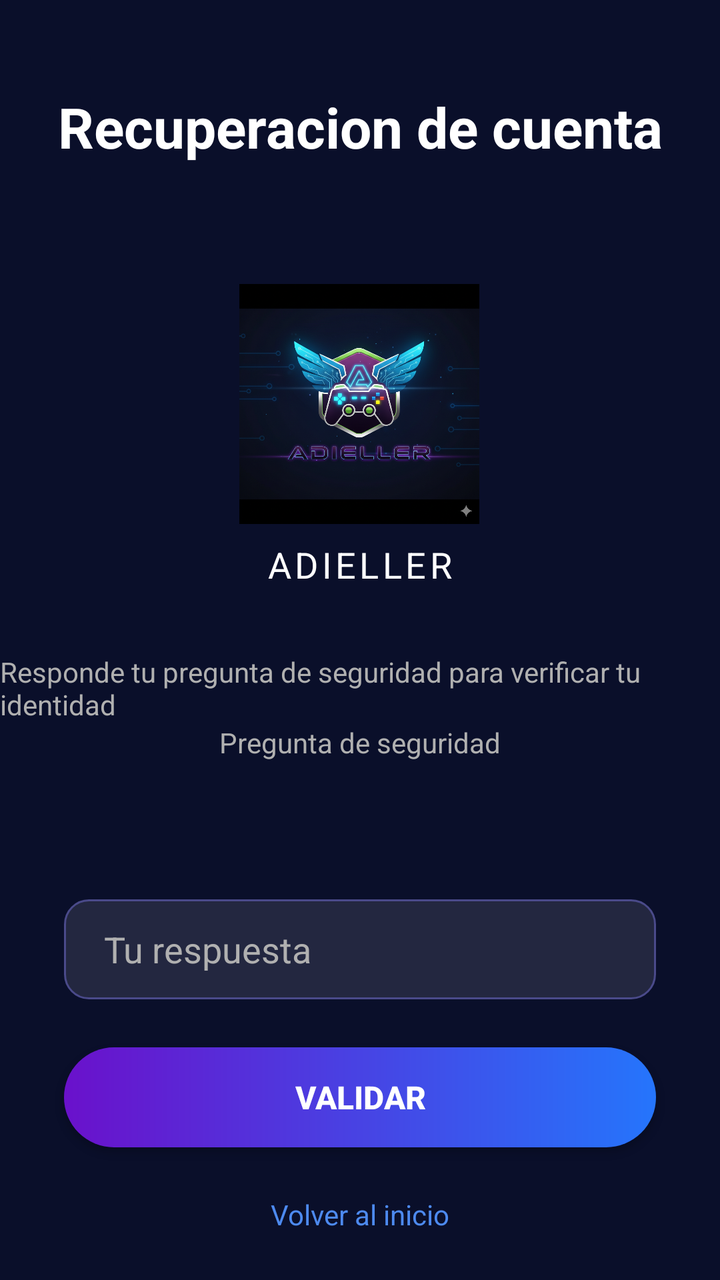
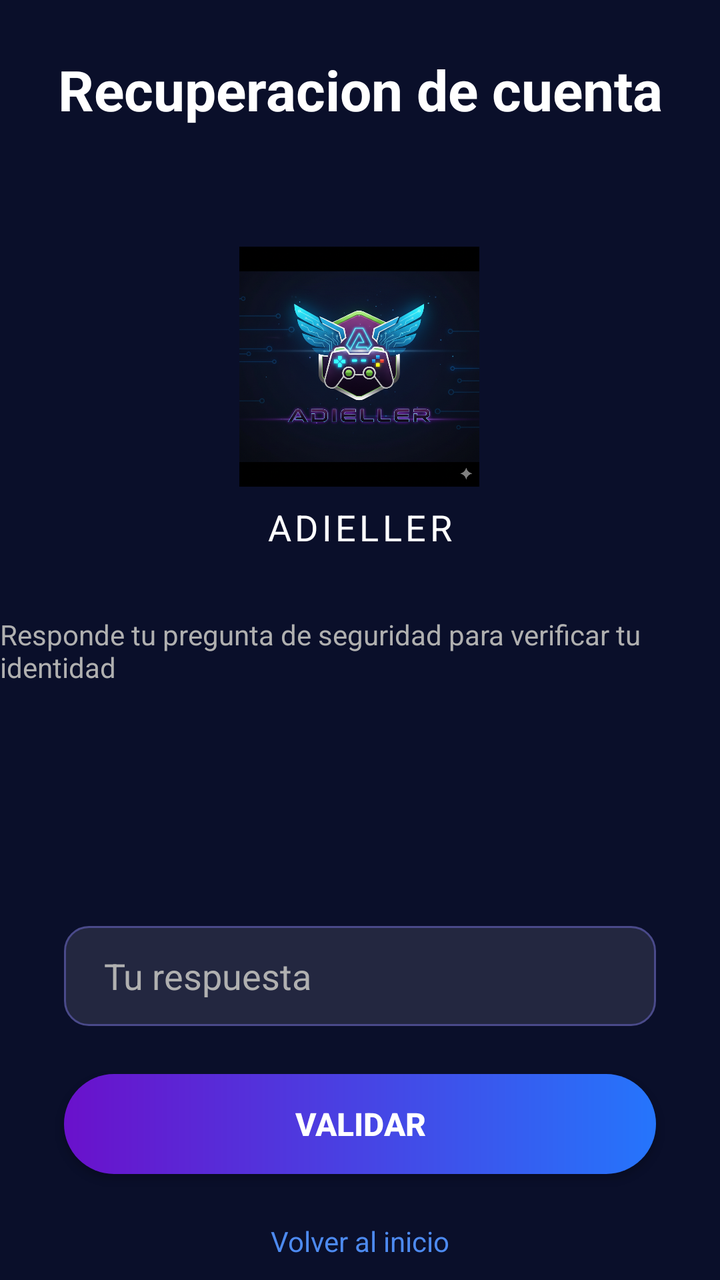

Two renders of the same Android screen: before a commit and after it. Below are the layout's source before the change and the commit's diff.
<!-- AndroidManifest.xml: application theme Theme.Practica1 -->
<!-- res/layout/reset_password.xml -->
<androidx.constraintlayout.widget.ConstraintLayout xmlns:android="http://schemas.android.com/apk/res/android"
    xmlns:app="http://schemas.android.com/apk/res-auto"
    xmlns:tools="http://schemas.android.com/tools"
    android:layout_width="match_parent"
    android:layout_height="match_parent"
    android:background="@color/colorPrimaryDark"
    tools:context=".view.ResetPassword">

    <TextView
        android:layout_width="wrap_content"
        android:layout_height="wrap_content"
        android:layout_marginBottom="60dp"
        android:text="Recuperacion de cuenta"
        android:textColor="@android:color/white"
        android:textSize="28sp"
        android:textStyle="bold"
        app:layout_constraintBottom_toTopOf="@+id/imageViewLogo"
        app:layout_constraintEnd_toEndOf="parent"
        app:layout_constraintStart_toStartOf="parent" />

    <ImageView
        android:id="@+id/imageViewLogo"
        android:layout_width="120dp"
        android:layout_height="120dp"
        android:src="@drawable/logo_adiel"
        app:layout_constraintBottom_toBottomOf="parent"
        app:layout_constraintEnd_toEndOf="parent"
        app:layout_constraintHorizontal_bias="0.498"
        app:layout_constraintStart_toStartOf="parent"
        app:layout_constraintTop_toTopOf="parent"
        app:layout_constraintVertical_bias="0.273" />

    <TextView
        android:id="@+id/textViewBrand"
        android:layout_width="wrap_content"
        android:layout_height="wrap_content"
        android:layout_marginTop="8dp"
        android:letterSpacing="0.1"
        android:text="ADIELLER"
        android:textColor="@android:color/white"
        android:textSize="18sp"
        app:layout_constraintEnd_toEndOf="parent"
        app:layout_constraintStart_toStartOf="parent"
        app:layout_constraintTop_toBottomOf="@id/imageViewLogo" />

    <TextView
        android:id="@+id/textViewInstructionsreset"
        android:layout_width="wrap_content"
        android:layout_height="wrap_content"
        android:layout_marginTop="32dp"
        android:text="Responde tu pregunta de seguridad para verificar tu identidad"
        android:textColor="@color/textColorSecondary"
        android:textSize="14sp"
        app:layout_constraintEnd_toEndOf="parent"
        app:layout_constraintStart_toStartOf="parent"
        app:layout_constraintTop_toBottomOf="@id/textViewBrand" />

    <TextView
        android:layout_width="wrap_content"
        android:layout_height="wrap_content"
        android:text="Pregunta de seguridad"
        android:textColor="@color/textColorSecondary"
        android:textSize="14sp"
        app:layout_constraintBottom_toTopOf="@+id/newpsw"
        app:layout_constraintEnd_toEndOf="parent"
        app:layout_constraintStart_toStartOf="parent"
        app:layout_constraintTop_toBottomOf="@+id/textViewInstructionsreset" />

    <EditText
        android:id="@+id/txtRespuesta"
        android:layout_width="0dp"
        android:layout_height="50dp"
        android:layout_marginStart="32dp"
        android:layout_marginTop="88dp"
        android:layout_marginEnd="32dp"
        android:background="@drawable/edit_text_background"
        android:hint="Tu respuesta"
        android:paddingStart="20dp"
        android:paddingEnd="20dp"
        android:textColor="@android:color/white"
        android:textColorHint="@color/textColorSecondary"
        app:layout_constraintEnd_toEndOf="parent"
        app:layout_constraintHorizontal_bias="0.0"
        app:layout_constraintStart_toStartOf="parent"
        app:layout_constraintTop_toBottomOf="@id/textViewInstructionsreset" />

    <androidx.appcompat.widget.AppCompatButton
        android:id="@+id/buttonValidarRespuesta"
        android:layout_width="0dp"
        android:layout_height="50dp"
        android:layout_marginStart="32dp"
        android:layout_marginTop="24dp"
        android:layout_marginEnd="32dp"
        android:background="@drawable/button_gradient_background"
        android:text="VALIDAR"
        android:textColor="@android:color/white"
        android:textSize="16sp"
        android:textStyle="bold"
        app:layout_constraintEnd_toEndOf="parent"
        app:layout_constraintStart_toStartOf="parent"
        app:layout_constraintTop_toBottomOf="@id/txtRespuesta" />

    <TextView
        android:id="@+id/textViewBackToLogin"
        android:layout_width="wrap_content"
        android:layout_height="wrap_content"
        android:layout_marginTop="24dp"
        android:text="Volver al inicio"
        android:textColor="@color/colorAccent"
        android:textSize="14sp"
        app:layout_constraintEnd_toEndOf="parent"
        app:layout_constraintStart_toStartOf="parent"
        app:layout_constraintTop_toBottomOf="@id/buttonValidarRespuesta" />

</androidx.constraintlayout.widget.ConstraintLayout>
<!-- resources referenced by this layout -->
<resources>
  <color name="colorAccent">#4D8AF0</color>
  <color name="colorPrimaryDark">#0A0F2A</color>
  <color name="textColorSecondary">#B0B0B0</color>
  <!-- drawable button_gradient_background (drawable) -->
  <shape xmlns:android="http://schemas.android.com/apk/res/android"
      android:shape="rectangle">
  
      <gradient
          android:angle="0"
          android:startColor="@color/buttonGradientStart"
          android:endColor="@color/buttonGradientEnd"
          android:type="linear" />
  
      <corners android:radius="30dp" />
  
  </shape>
  <!-- drawable edit_text_background (drawable) -->
  <shape xmlns:android="http://schemas.android.com/apk/res/android"
      android:shape="rectangle">
  
      <solid android:color="#1AFFFFFF" />
  
      <corners android:radius="12dp" />
  
      <stroke
          android:width="1dp"
          android:color="@color/editTextStrokeColor" />
  
  </shape>
  <!-- drawable logo_adiel: png bitmap (drawable, 868183 bytes) -->
  <style name="Theme.Practica1" parent="Base.Theme.Practica1" />
  <color name="buttonGradientStart">#6A11CB</color>
  <color name="buttonGradientEnd">#2575FC</color>
  <color name="editTextStrokeColor">#4A4A8A</color>
  <style name="Base.Theme.Practica1" parent="Theme.Material3.DayNight.NoActionBar">
          
          
      </style>
</resources>

<!-- the commit's change to res/layout/reset_password.xml (unified diff, before → after) -->
@@ -28,7 +28,7 @@
         app:layout_constraintHorizontal_bias="0.498"
         app:layout_constraintStart_toStartOf="parent"
         app:layout_constraintTop_toTopOf="parent"
-        app:layout_constraintVertical_bias="0.273" />
+        app:layout_constraintVertical_bias="0.237" />
 
     <TextView
         android:id="@+id/textViewBrand"
@@ -56,9 +56,11 @@
         app:layout_constraintTop_toBottomOf="@id/textViewBrand" />
 
     <TextView
+        android:id="@+id/txtPreguntaSeguridad"
         android:layout_width="wrap_content"
         android:layout_height="wrap_content"
-        android:text="Pregunta de seguridad"
+        android:layout_marginTop="40dp"
+        android:text=""
         android:textColor="@color/textColorSecondary"
         android:textSize="14sp"
         app:layout_constraintBottom_toTopOf="@+id/newpsw"
@@ -71,7 +73,7 @@
         android:layout_width="0dp"
         android:layout_height="50dp"
         android:layout_marginStart="32dp"
-        android:layout_marginTop="88dp"
+        android:layout_marginTop="120dp"
         android:layout_marginEnd="32dp"
         android:background="@drawable/edit_text_background"
         android:hint="Tu respuesta"
